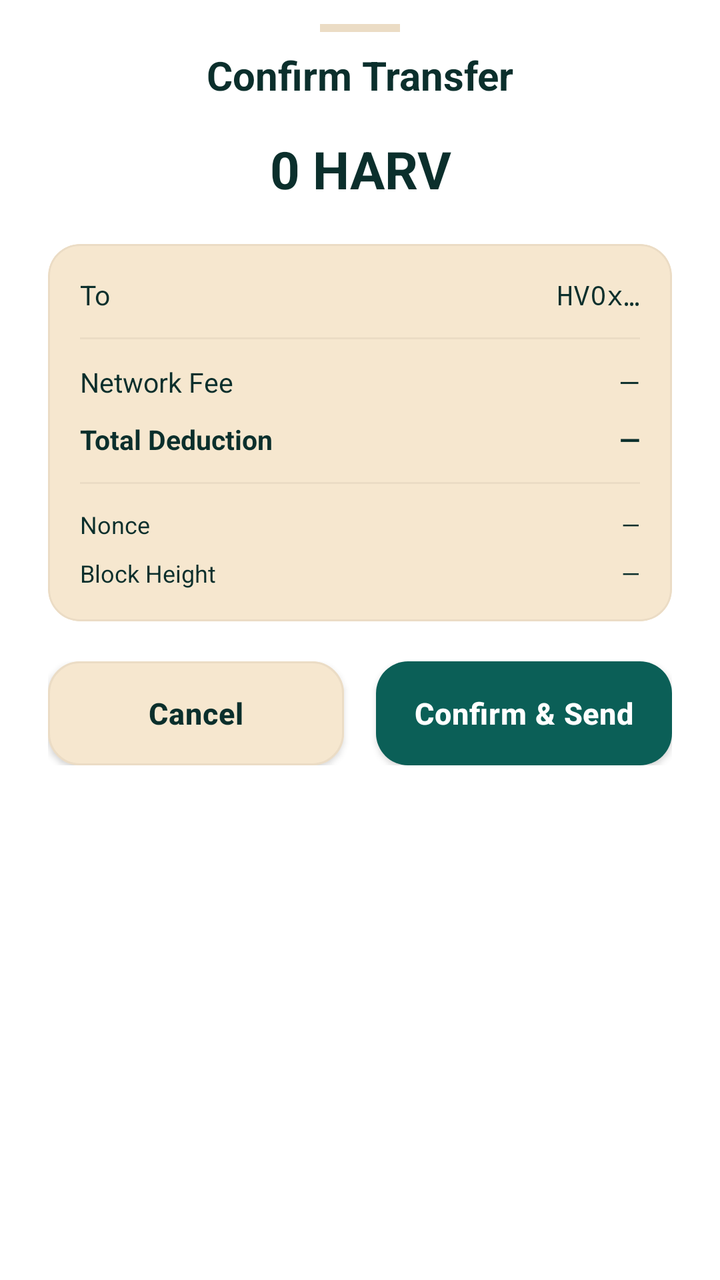
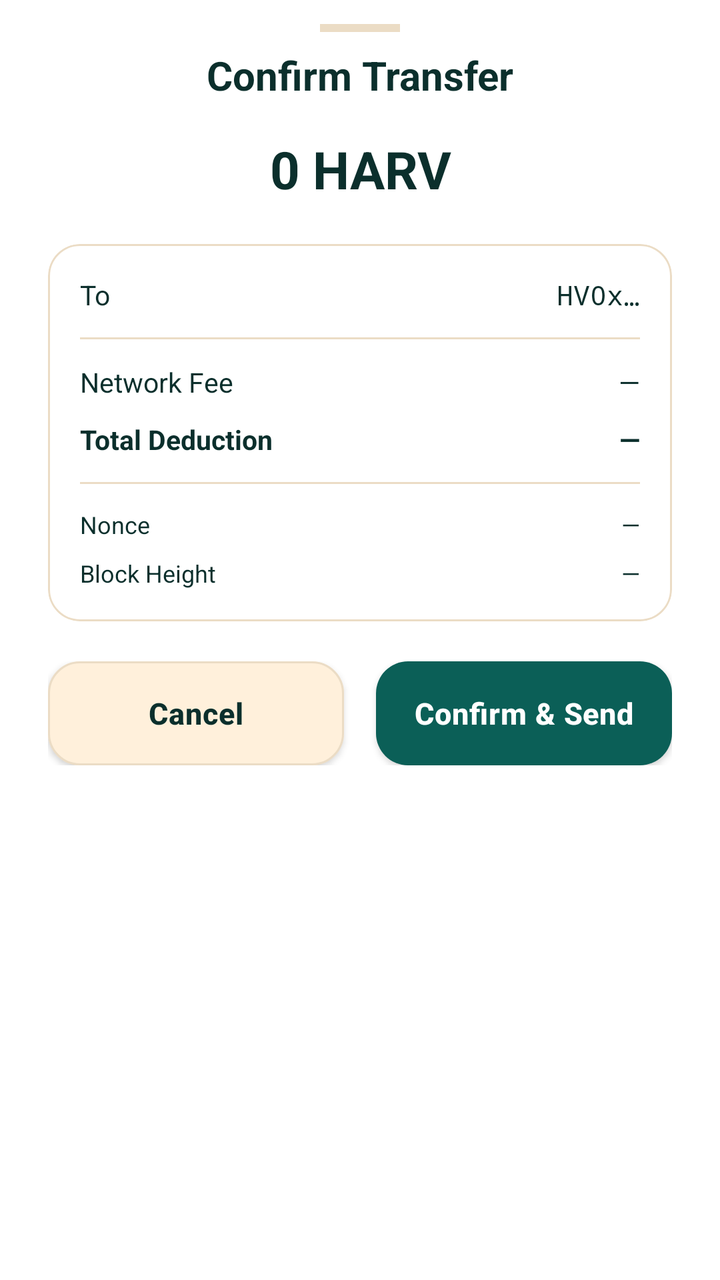

An Android layout rendered at two revisions. The XML below is the earlier revision; the diff shows what the commit changed to produce the second picture.
<!-- AndroidManifest.xml: application theme AppTheme -->
<!-- res/layout/bottom_sheet_transfer_confirm.xml -->
<LinearLayout
	xmlns:android="http://schemas.android.com/apk/res/android"
	xmlns:app="http://schemas.android.com/apk/res-auto"
	xmlns:tools="http://schemas.android.com/tools"
	android:layout_width="match_parent"
	android:layout_height="wrap_content"
	android:orientation="vertical"
	android:background="?attr/colorSurface">
	<LinearLayout
		android:id="@+id/linear13"
		android:layout_width="match_parent"
		android:layout_height="wrap_content"
		android:paddingTop="12dp"
		android:paddingBottom="8dp"
		android:background="?attr/colorSurface"
		android:gravity="center_horizontal">
		<View
			android:id="@+id/view14"
			android:layout_width="40dp"
			android:layout_height="4dp"
			android:background="@color/colorCardStroke" />
	</LinearLayout>
	<LinearLayout
		android:id="@+id/linear15"
		android:layout_width="match_parent"
		android:layout_height="wrap_content"
		android:paddingBottom="24dp"
		android:orientation="vertical"
		android:paddingHorizontal="24dp">
		<TextView
			android:id="@+id/textview8"
			android:layout_width="match_parent"
			android:layout_height="wrap_content"
			android:gravity="center_horizontal|center_vertical"
			android:text="Confirm Transfer"
			android:textSize="20sp"
			android:textStyle="bold"
			android:focusable="false" />
		<TextView
			android:id="@+id/tv_confirm_amount"
			android:layout_width="match_parent"
			android:layout_height="wrap_content"
			android:layout_marginTop="16dp"
			android:gravity="center_horizontal|center_vertical"
			android:text="0 HARV"
			android:textSize="26sp"
			android:textStyle="bold"
			android:focusable="false" />
		<com.google.android.material.card.MaterialCardView
			android:id="@+id/cardview4"
			android:layout_width="match_parent"
			android:layout_height="wrap_content"
			android:layout_marginTop="20dp"
			app:cardBackgroundColor="@color/colorSurfaceRaised"
			app:cardCornerRadius="16dp"
			app:cardElevation="0dp"
			app:strokeWidth="1dp"
			app:strokeColor="@color/colorCardStroke">
			<LinearLayout
				android:id="@+id/linear16"
				android:layout_width="match_parent"
				android:layout_height="wrap_content"
				android:padding="16dp"
				android:orientation="vertical">
				<LinearLayout
					android:id="@+id/linear17"
					android:layout_width="match_parent"
					android:layout_height="wrap_content"
					android:gravity="center_vertical"
					android:orientation="horizontal">
					<TextView
						android:id="@+id/textview9"
						android:layout_width="0dp"
						android:layout_height="wrap_content"
						android:text="To"
						android:layout_weight="1"
						android:textSize="13.5sp"
						android:focusable="false" />
					<TextView
						android:id="@+id/tv_confirm_recipient"
						android:layout_width="wrap_content"
						android:layout_height="wrap_content"
						android:text="HV0x…"
						android:textSize="13.5sp"
						android:focusable="false"
						android:fontFamily="monospace" />
				</LinearLayout>
				<LinearLayout
					android:id="@+id/row_confirm_memo"
					android:layout_width="match_parent"
					android:layout_height="wrap_content"
					android:layout_marginTop="10dp"
					android:gravity="center_vertical"
					android:orientation="horizontal"
					android:visibility="gone">
					<TextView
						android:id="@+id/textview10"
						android:layout_width="0dp"
						android:layout_height="wrap_content"
						android:text="Memo"
						android:layout_weight="1"
						android:textSize="13.5sp"
						android:focusable="false" />
					<TextView
						android:id="@+id/tv_confirm_memo"
						android:layout_width="wrap_content"
						android:layout_height="wrap_content"
						android:text="—"
						android:textSize="13.5sp"
						android:focusable="false" />
				</LinearLayout>
				<View
					android:id="@+id/view18"
					android:layout_width="match_parent"
					android:layout_height="1dp"
					android:background="@color/colorDivider"
					android:layout_marginVertical="12dp" />
				<LinearLayout
					android:id="@+id/linear19"
					android:layout_width="match_parent"
					android:layout_height="wrap_content"
					android:gravity="center_vertical"
					android:orientation="horizontal">
					<TextView
						android:id="@+id/textview11"
						android:layout_width="0dp"
						android:layout_height="wrap_content"
						android:text="Network Fee"
						android:layout_weight="1"
						android:textSize="13.5sp"
						android:focusable="false" />
					<TextView
						android:id="@+id/tv_confirm_gas_fee"
						android:layout_width="wrap_content"
						android:layout_height="wrap_content"
						android:text="—"
						android:textSize="13.5sp"
						android:focusable="false" />
				</LinearLayout>
				<LinearLayout
					android:id="@+id/linear20"
					android:layout_width="match_parent"
					android:layout_height="wrap_content"
					android:layout_marginTop="10dp"
					android:gravity="center_vertical"
					android:orientation="horizontal">
					<TextView
						android:id="@+id/textview12"
						android:layout_width="0dp"
						android:layout_height="wrap_content"
						android:text="Total Deduction"
						android:textStyle="bold"
						android:layout_weight="1"
						android:textSize="13.5sp"
						android:focusable="false" />
					<TextView
						android:id="@+id/tv_confirm_total"
						android:layout_width="wrap_content"
						android:layout_height="wrap_content"
						android:text="—"
						android:textStyle="bold"
						android:textSize="13.5sp"
						android:focusable="false" />
				</LinearLayout>
				<View
					android:id="@+id/view21"
					android:layout_width="match_parent"
					android:layout_height="1dp"
					android:background="@color/colorDivider"
					android:layout_marginVertical="12dp" />
				<LinearLayout
					android:id="@+id/linear22"
					android:layout_width="match_parent"
					android:layout_height="wrap_content"
					android:gravity="center_vertical"
					android:orientation="horizontal">
					<TextView
						android:id="@+id/textview13"
						android:layout_width="0dp"
						android:layout_height="wrap_content"
						android:text="Nonce"
						android:textSize="12sp"
						android:layout_weight="1"
						android:focusable="false" />
					<TextView
						android:id="@+id/tv_confirm_nonce"
						android:layout_width="wrap_content"
						android:layout_height="wrap_content"
						android:text="—"
						android:textSize="12sp"
						android:focusable="false" />
				</LinearLayout>
				<LinearLayout
					android:id="@+id/linear23"
					android:layout_width="match_parent"
					android:layout_height="wrap_content"
					android:layout_marginTop="8dp"
					android:gravity="center_vertical"
					android:orientation="horizontal">
					<TextView
						android:id="@+id/textview14"
						android:layout_width="0dp"
						android:layout_height="wrap_content"
						android:text="Block Height"
						android:textSize="12sp"
						android:layout_weight="1"
						android:focusable="false" />
					<TextView
						android:id="@+id/tv_confirm_block_height"
						android:layout_width="wrap_content"
						android:layout_height="wrap_content"
						android:text="—"
						android:textSize="12sp"
						android:focusable="false" />
				</LinearLayout>
			</LinearLayout>
		</com.google.android.material.card.MaterialCardView>
		<TextView
			android:id="@+id/tv_confirm_error"
			android:layout_width="match_parent"
			android:layout_height="wrap_content"
			android:layout_marginTop="14dp"
			android:gravity="center_horizontal|center_vertical"
			android:textSize="13sp"
			android:focusable="false"
			android:visibility="gone" />
		<LinearLayout
			android:id="@+id/linear24"
			android:layout_width="match_parent"
			android:layout_height="wrap_content"
			android:layout_marginTop="20dp"
			android:orientation="horizontal">
			<com.google.android.material.button.MaterialButton
				android:id="@+id/btn_confirm_cancel"
				android:layout_width="0dp"
				android:layout_height="52dp"
				android:text="Cancel"
				android:textSize="15sp"
				android:textStyle="bold"
				android:textColor="@color/colorTextPrimary"
				android:layout_weight="1"
				android:layout_marginEnd="8dp"
				app:backgroundTint="@color/colorSurfaceRaised"
				app:cornerRadius="16dp"
				app:elevation="0dp"
				app:strokeWidth="1dp"
				app:strokeColor="@color/colorCardStroke"
				android:textAllCaps="false" />
			<com.google.android.material.button.MaterialButton
				android:id="@+id/btn_confirm_accept"
				android:layout_width="0dp"
				android:layout_height="52dp"
				android:text="Confirm &amp; Send"
				android:textSize="15sp"
				android:textStyle="bold"
				android:textColor="@color/colorTextOnAccent"
				android:layout_weight="1"
				android:layout_marginStart="8dp"
				app:backgroundTint="@color/colorAccent"
				app:cornerRadius="16dp"
				app:elevation="0dp"
				android:textAllCaps="false" />
		</LinearLayout>
	</LinearLayout>
</LinearLayout>
<!-- resources referenced by this layout -->
<resources>
  <color name="colorAccent">#0B5F57</color>
  <color name="colorCardStroke">#EBDCC5</color>
  <color name="colorDivider">#EBDCC5</color>
  <color name="colorSurfaceRaised">#F6E7CF</color>
  <color name="colorTextOnAccent">#FFFFFF</color>
  <color name="colorTextPrimary">#0B2F2C</color>
  <style name="HarvanaPopupMenu" parent="Widget.MaterialComponents.PopupMenu">
          <item name="android:popupBackground">@drawable/bg_popup_menu</item>
          <item name="android:popupElevation">10dp</item>
      </style>
  <style name="HarvanaSpinner" parent="Widget.AppCompat.Spinner">
          <item name="android:popupBackground">@color/colorSurface</item>
          <item name="android:dropDownSelector">@color/colorAccentRipple</item>
      </style>
  <style name="HarvanaButton" parent="Widget.MaterialComponents.Button">
          <item name="cornerRadius">12dp</item>
          <item name="android:minHeight">48dp</item>
          <item name="android:insetTop">0dp</item>
          <item name="android:insetBottom">0dp</item>
          <item name="android:paddingStart">16dp</item>
          <item name="android:paddingEnd">16dp</item>
          <item name="android:textAllCaps">false</item>
          <item name="android:textStyle">bold</item>
          <item name="android:textSize">15sp</item>
          <item name="android:letterSpacing">0.02</item>
          <item name="backgroundTint">@color/colorAccent</item>
          <item name="android:textColor">@color/colorTextOnAccent</item>
      </style>
  <!-- drawable ic_nav_back (drawable) -->
  <?xml version="1.0" encoding="utf-8"?>
  <vector xmlns:android="http://schemas.android.com/apk/res/android"
      android:width="24dp" android:height="24dp" android:viewportWidth="24" android:viewportHeight="24"
      android:autoMirrored="true"
      android:tint="?attr/colorControlNormal">
      <path android:fillColor="#FFFFFFFF" android:pathData="M20,11H7.83l5.59,-5.59L12,4l-8,8 8,8 1.41,-1.41L7.83,13H20v-2z" />
  </vector>
  <style name="HarvanaTextView" parent="android:Widget.TextView">
          <item name="android:textColor">@color/colorTextPrimary</item>
      </style>
  <color name="colorBackground">#FFF8EE</color>
  <color name="colorAccentDark">#084A44</color>
  <color name="colorError">#C8443F</color>
  <color name="colorTextPrimaryWhite">#FFFFFF</color>
  <color name="colorControlNormal">#587570</color>
  <color name="colorAccentRipple">#1A0B5F57</color>
  <color name="colorAccentStroke">#330B5F57</color>
  <color name="colorAccentStrong">#053D3A</color>
  <color name="colorSurface">#FFFFFF</color>
  <color name="colorTextSecondary">#3F5F5A</color>
  <color name="colorTextTertiary">#587570</color>
  <!-- drawable bg_popup_menu (drawable) -->
  <?xml version="1.0" encoding="utf-8"?>
  <shape xmlns:android="http://schemas.android.com/apk/res/android" android:shape="rectangle">
      <solid android:color="@color/colorPopupSurface" />
      <stroke android:width="1dp" android:color="@color/colorCardStroke" />
      <corners android:radius="14dp" />
  </shape>
  <style name="HarvanaDialogButton" parent="Widget.MaterialComponents.Button.TextButton.Dialog">
          <item name="android:textColor">@color/colorAccent</item>
          <item name="android:minHeight">48dp</item>
      </style>
  <style name="HarvanaBottomSheetStyle" parent="Widget.MaterialComponents.BottomSheet.Modal">
          <item name="backgroundTint">?attr/colorSurface</item>
          <item name="shapeAppearanceOverlay">@style/HarvanaBottomSheetShape</item>
      </style>
  <color name="colorPopupSurface">#F6E9D2</color>
  <style name="HarvanaBottomSheetShape" parent="">
          <item name="cornerFamily">rounded</item>
          <item name="cornerSizeTopLeft">20dp</item>
          <item name="cornerSizeTopRight">20dp</item>
          <item name="cornerSizeBottomLeft">0dp</item>
          <item name="cornerSizeBottomRight">0dp</item>
      </style>
  <!-- unchanged entries left out for length: 4 -->
</resources>

<!-- the commit's change to res/layout/bottom_sheet_transfer_confirm.xml (unified diff, before → after) -->
@@ -51,7 +51,7 @@
 			android:layout_width="match_parent"
 			android:layout_height="wrap_content"
 			android:layout_marginTop="20dp"
-			app:cardBackgroundColor="@color/colorSurfaceRaised"
+			app:cardBackgroundColor="@color/colorSurface"
 			app:cardCornerRadius="16dp"
 			app:cardElevation="0dp"
 			app:strokeWidth="1dp"
<!-- resource entries referenced after the edit -->
@@ -2,10 +2,11 @@
 <resources>
   <color name="colorAccent">#0B5F57</color>
   <color name="colorCardStroke">#EBDCC5</color>
-  <color name="colorDivider">#EBDCC5</color>
-  <color name="colorSurfaceRaised">#F6E7CF</color>
+  <color name="colorDivider">@color/colorCardStroke</color>
+  <color name="colorSurfaceRaised">@color/colorSurfaceAlt</color>
   <color name="colorTextOnAccent">#FFFFFF</color>
   <color name="colorTextPrimary">#0B2F2C</color>
+  <color name="colorSurfaceAlt">#FFF0DB</color>
   <style name="HarvanaPopupMenu" parent="Widget.MaterialComponents.PopupMenu">
           <item name="android:popupBackground">@drawable/bg_popup_menu</item>
           <item name="android:popupElevation">10dp</item>
@@ -65,7 +66,7 @@
           <item name="backgroundTint">?attr/colorSurface</item>
           <item name="shapeAppearanceOverlay">@style/HarvanaBottomSheetShape</item>
       </style>
-  <color name="colorPopupSurface">#F6E9D2</color>
+  <color name="colorPopupSurface">@color/colorSurface</color>
   <style name="HarvanaBottomSheetShape" parent="">
           <item name="cornerFamily">rounded</item>
           <item name="cornerSizeTopLeft">20dp</item>
